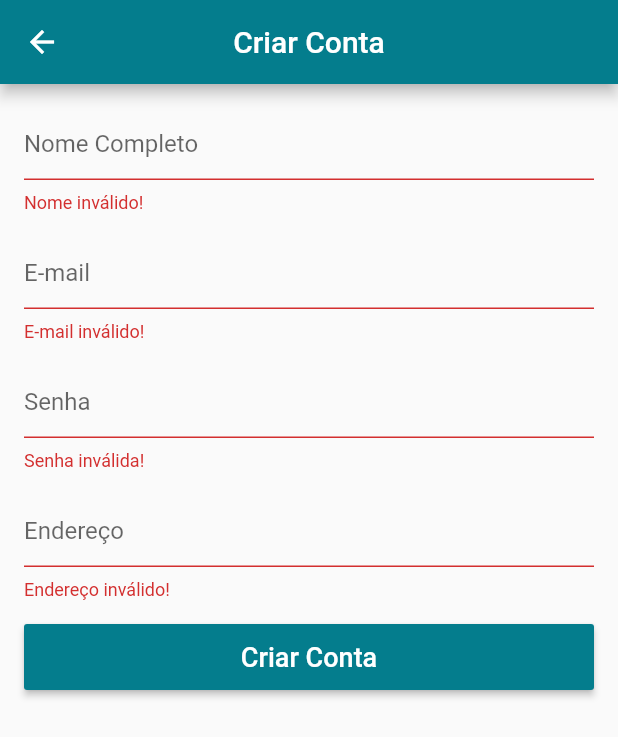
After one commit to erasmofreitas/online_store, a Flutter app: the LoginScreen screen opened directly, after a tap on "Entrar", after a tap on "CRIAR CONTA", after a tap on "Criar Conta", on a phone screen of 412 x 824 dp. The commit adds this screen. Shown: the top 737 px of the screen. Run offline on Flutter 3.47's test engine with Material 2 defaults, Android fonts, the phone set to English and light mode, and no system bars; our stand-ins replace carousel_pro, cloud_firestore, firebase_auth, transparent_image; accounts and stored records are empty; network calls fail.

Commit message:
Cadastro, login e recuperar senha

```diff
--- /dev/null
+++ b/lib/screens/login_screen.dart
@@ -0,0 +1,150 @@
+import 'package:flutter/material.dart';
+import 'package:online_store/models/user_model.dart';
+import 'package:online_store/screens/signup_screen.dart';
+import 'package:scoped_model/scoped_model.dart';
+
+class LoginScreen extends StatefulWidget {
+  @override
+  _LoginScreenState createState() => _LoginScreenState();
+}
+
+class _LoginScreenState extends State<LoginScreen> {
+  final _emailController = TextEditingController();
+  final _passController = TextEditingController();
+
+  final _formKey = GlobalKey<FormState>();
+  final _scaffoldKey = GlobalKey<ScaffoldState>();
+
+  @override
+  Widget build(BuildContext context) {
+    return Scaffold(
+      key: _scaffoldKey,
+      appBar: AppBar(
+        title: Text("Entrar"),
+        centerTitle: true,
+        actions: [
+          FlatButton(
+            child: Text(
+              "CRIAR CONTA",
+              style: TextStyle(
+                fontSize: 15.0,
+              ),
+            ),
+            textColor: Colors.white,
+            onPressed: () {
+              Navigator.of(context).pushReplacement(
+                  MaterialPageRoute(builder: (context) => SignUpScreen()));
+            },
+          )
+        ],
+      ),
+      body: ScopedModelDescendant<UserModel>(
+        builder: (context, child, model) {
+          if (model.isLoading) {
+            return Center(
+              child: CircularProgressIndicator(),
+            );
+          }
+          return Form(
+            key: _formKey,
+            child: ListView(
+              padding: EdgeInsets.all(16.0),
+              children: [
+                TextFormField(
+                  controller: _emailController,
+                  decoration: InputDecoration(
+                    hintText: "E-mail",
+                  ),
+                  keyboardType: TextInputType.emailAddress,
+                  validator: (text) {
+                    if (text.isEmpty || !text.contains("@")) {
+                      return "E-mail inválido!";
+                    }
+                  },
+                ),
+                SizedBox(
+                  height: 16.0,
+                ),
+                TextFormField(
+                  controller: _passController,
+                  decoration: InputDecoration(
+                    hintText: "Senha",
+                  ),
+                  obscureText: true,
+                  validator: (text) {
+                    if (text.isEmpty || text.length < 6) {
+                      return "Senha inválida!";
+                    }
+                  },
+                ),
+                Align(
+                  alignment: Alignment.centerRight,
+                  child: FlatButton(
+                    onPressed: () {
+                      if (_emailController.text.isEmpty) {
+                        _scaffoldKey.currentState.showSnackBar(SnackBar(
+                          content: Text("Insira seu e-mail para recuperação!"),
+                          backgroundColor: Colors.redAccent,
+                          duration: Duration(seconds: 2),
+                        ));
+                      } else {
+                        model.recoverPass(_emailController.text);
+                        _scaffoldKey.currentState.showSnackBar(SnackBar(
+                          content: Text("Confira seu e-mail!"),
+                          backgroundColor: Theme.of(context).primaryColor,
+                          duration: Duration(seconds: 2),
+                        ));
+                      }
+                    },
+                    child: Text(
+                      "Esqueci minha senha",
+                      textAlign: TextAlign.right,
+                    ),
+                    padding: EdgeInsets.zero,
+                  ),
+                ),
+                SizedBox(
+                  height: 16.0,
+                ),
+                SizedBox(
+                  height: 44.0,
+                  child: RaisedButton(
+                    child: Text(
+                      "Entrar",
+                      style: TextStyle(
+                        fontSize: 18.0,
+                      ),
+                    ),
+                    textColor: Colors.white,
+                    color: Theme.of(context).primaryColor,
+                    onPressed: () {
+                      if (_formKey.currentState.validate()) {}
+                      model.signIn(
+                        email: _emailController.text,
+                        pass: _passController.text,
+                        onSuccess: _onSuccess,
+                        onFail: _onFail,
+                      );
+                    },
+                  ),
+                ),
+              ],
+            ),
+          );
+        },
+      ),
+    );
+  }
+
+  void _onSuccess() {
+    Navigator.of(context).pop();
+  }
+
+  void _onFail() {
+    _scaffoldKey.currentState.showSnackBar(SnackBar(
+      content: Text("Falha ao realizar login!"),
+      backgroundColor: Colors.redAccent,
+      duration: Duration(seconds: 2),
+    ));
+  }
+}
--- /dev/null
+++ b/lib/screens/signup_screen.dart
@@ -0,0 +1,154 @@
+import 'package:flutter/material.dart';
+import 'package:online_store/models/user_model.dart';
+import 'package:scoped_model/scoped_model.dart';
+
+class SignUpScreen extends StatefulWidget {
+  @override
+  _SignUpScreenState createState() => _SignUpScreenState();
+}
+
+class _SignUpScreenState extends State<SignUpScreen> {
+
+  final _nameController = TextEditingController();
+  final _emailController = TextEditingController();
+  final _passController = TextEditingController();
+  final _addressController = TextEditingController();
+
+  final _formKey = GlobalKey<FormState>();
+  final _scaffoldKey = GlobalKey<ScaffoldState>();
+
+  @override
+  Widget build(BuildContext context) {
+    return Scaffold(
+      key: _scaffoldKey,
+      appBar: AppBar(
+        title: Text("Criar Conta"),
+        centerTitle: true,
+      ),
+      body: ScopedModelDescendant<UserModel>(
+        builder: (context, child, model) {
+          if (model.isLoading) {
+            return Center(
+              child: CircularProgressIndicator(),
+            );
+          }
+          return Form(
+            key: _formKey,
+            child: ListView(
+              padding: EdgeInsets.all(16.0),
+              children: [
+                TextFormField(
+                  controller: _nameController,
+                  decoration: InputDecoration(
+                    hintText: "Nome Completo",
+                  ),
+                  validator: (text) {
+                    if (text.isEmpty) {
+                      return "Nome inválido!";
+                    }
+                  },
+                ),
+                SizedBox(
+                  height: 16.0,
+                ),
+                TextFormField(
+                  controller: _emailController,
+                  decoration: InputDecoration(
+                    hintText: "E-mail",
+                  ),
+                  keyboardType: TextInputType.emailAddress,
+                  validator: (text) {
+                    if (text.isEmpty || !text.contains("@")) {
+                      return "E-mail inválido!";
+                    }
+                  },
+                ),
+                SizedBox(
+                  height: 16.0,
+                ),
+                TextFormField(
+                  controller: _passController,
+                  decoration: InputDecoration(
+                    hintText: "Senha",
+                  ),
+                  obscureText: true,
+                  validator: (text) {
+                    if (text.isEmpty || text.length < 6) {
+                      return "Senha inválida!";
+                    }
+                  },
+                ),
+                SizedBox(
+                  height: 16.0,
+                ),
+                TextFormField(
+                  controller: _addressController,
+                  decoration: InputDecoration(
+                    hintText: "Endereço",
+                  ),
+                  validator: (text) {
+                    if (text.isEmpty) {
+                      return "Endereço inválido!";
+                    }
+                  },
+                ),
+                SizedBox(
+                  height: 16.0,
+                ),
+                SizedBox(
+                  height: 44.0,
+                  child: RaisedButton(
+                    child: Text(
+                      "Criar Conta",
+                      style: TextStyle(
+                        fontSize: 18.0,
+                      ),
+                    ),
+                    textColor: Colors.white,
+                    color: Theme.of(context).primaryColor,
+                    onPressed: () {
+                      if (_formKey.currentState.validate()) {
+                        Map<String, dynamic> userData = {
+                          "name": _nameController.text,
+                          "email": _emailController.text,
+                          "address": _addressController.text,
+                        };
+
+                        model.signUp(
+                            userData: userData,
+                            pass: _passController.text,
+                            onSuccess: _onSuccess,
+                            onFail: _onFail);
+                      }
+                    },
+                  ),
+                ),
+              ],
+            ),
+          );
+        },
+      ),
+    );
+  }
+
+  void _onSuccess() {
+    _scaffoldKey.currentState.showSnackBar(
+      SnackBar(content: Text("Usuário criado com sucesso!"),
+      backgroundColor: Theme.of(context).primaryColor,
+      duration: Duration(seconds: 2),
+      )
+    );
+    Future.delayed(Duration(seconds: 2)).then((_){
+      Navigator.of(context).pop();
+    });
+  }
+
+  void _onFail() {
+        _scaffoldKey.currentState.showSnackBar(
+      SnackBar(content: Text("Falha ao criar usuário"),
+      backgroundColor: Colors.redAccent,
+      duration: Duration(seconds: 2),
+      )
+    );
+  }
+}
```
Also changed, not shown: lib/main.dart (+6 -3 lines), lib/models/user_model.dart (added, +106 -0 lines), lib/widgets/custom_drawer.dart (+24 -7 lines).
